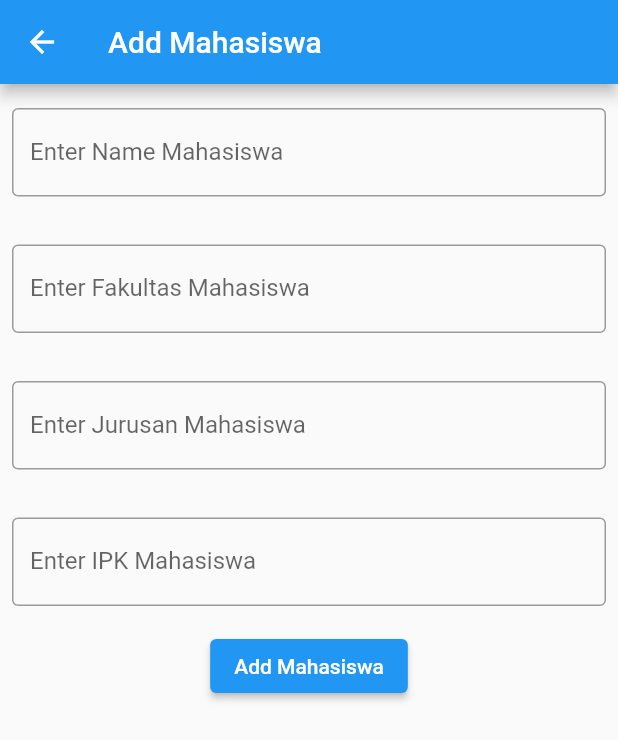
After one commit to MajuSetiaJadiSiregar/rm_flutter, a Flutter app: the MahasiswaAdd screen opened directly, on a phone screen of 412 x 824 dp. The commit adds this screen. Shown: the top 740 px of the screen. Run offline on Flutter 3.47's test engine with Material 2 defaults, Android fonts, the phone set to English and light mode, and no system bars; our stand-ins replace get.

Commit message:
add-mahasiswa-pages

```diff
--- /dev/null
+++ b/lib/pages/mahasiswa_add.dart
@@ -0,0 +1,66 @@
+import 'package:flutter/material.dart';
+
+class MahasiswaAdd extends StatelessWidget {
+  @override
+  Widget build(BuildContext context){
+    return Scaffold(
+      appBar: AppBar(title: Text('Add Mahasiswa'),),
+      body: _body(),
+    );
+  }
+
+  Widget _body(){
+    return Center(
+      child: Column(
+        crossAxisAlignment: CrossAxisAlignment.start,
+        children: <Widget>[
+          Padding(
+            padding: EdgeInsets.symmetric(horizontal: 8, vertical: 16),
+            child: TextField(
+              decoration: InputDecoration(
+                 border: OutlineInputBorder(),
+                 labelText: 'Enter Name Mahasiswa'
+              ),
+            ),
+          ),
+
+          Padding(
+            padding: EdgeInsets.symmetric(horizontal: 8, vertical: 16),
+            child: TextField(
+              decoration: InputDecoration(
+                 border: OutlineInputBorder(),
+                 labelText: 'Enter Fakultas Mahasiswa'
+              ),
+            ),
+          ),
+          Padding(
+            padding: EdgeInsets.symmetric(horizontal: 8, vertical: 16),
+            child: TextField(
+              decoration: InputDecoration(
+                 border: OutlineInputBorder(),
+                 labelText: 'Enter Jurusan Mahasiswa'
+              ),
+            ),
+          ),
+
+          Padding(
+            padding: EdgeInsets.symmetric(horizontal: 8, vertical: 16),
+            child: TextField(
+              decoration: InputDecoration(
+                 border: OutlineInputBorder(),
+                 labelText: 'Enter IPK Mahasiswa'
+              ),
+            ),
+          ),
+
+          Center(
+            child: ElevatedButton(
+              child: Text('Add Mahasiswa'),
+              onPressed: (){}
+            ),
+          )
+        ],
+      ),
+    );
+  }
+}
--- a/lib/pages/mahasiswa_home.dart
+++ b/lib/pages/mahasiswa_home.dart
@@ -1,6 +1,7 @@
 import 'package:flutter/material.dart';
 import 'package:get/get.dart';
 import 'package:myclient/controllers/mahasiswa_controller.dart';
+import 'package:myclient/pages/mahasiswa_add.dart';
 
 class MahasiswaHome extends StatelessWidget {
   final MahasiswaController mahasiswaController = Get.put(MahasiswaController());
@@ -9,6 +10,11 @@ class MahasiswaHome extends StatelessWidget {
     return Scaffold(
       appBar: AppBar(title: Text('List Mahasiswa'),),
       body: _body(),
+      floatingActionButton: FloatingActionButton(
+        onPressed: (){
+          Get.to(() => MahasiswaAdd());
+        },
+      ),
     );
   }
 
```
